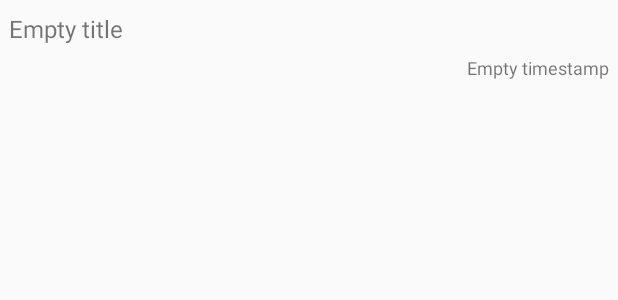
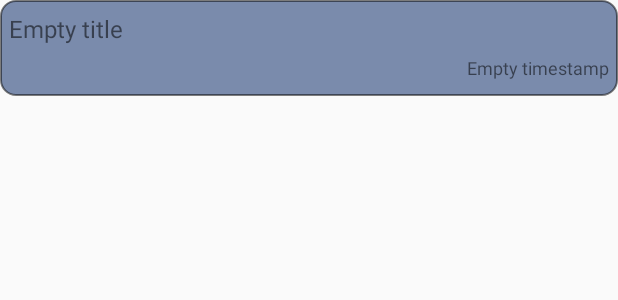
Before and after one commit to ShawnDuan/simpleTodo, an Android app: the layout listed_item.xml on its own in the app's theme, with its tools: preview values and no code run, on a phone screen of 412 x 824 dp. Shown: the top 300 px of the screen. Run offline under Robolectric (Android 15) with nearby library versions, the phone set to English and light mode, and no system bars.

Commit message:
Updated README. And did some style/color changes.

```diff
--- /dev/null
+++ b/app/src/main/res/drawable/bg_rectangle.xml
@@ -0,0 +1,9 @@
+<?xml version="1.0" encoding="utf-8"?>
+<shape xmlns:android="http://schemas.android.com/apk/res/android"
+       android:shape="rectangle">
+    <solid android:color="@color/customize_Verylight" />
+    <corners android:radius="10dp"/>
+    <stroke
+        android:width="1dp"
+        android:color="@color/black_50_percent"/>
+</shape>
--- a/app/src/main/res/layout/listed_item.xml
+++ b/app/src/main/res/layout/listed_item.xml
@@ -2,6 +2,7 @@
 <RelativeLayout xmlns:android="http://schemas.android.com/apk/res/android"
     android:layout_width="fill_parent"
     android:layout_height="?android:attr/listPreferredItemHeight"
+    android:background="@drawable/bg_rectangle"
     android:padding="6dip" >
 
     <TextView
--- a/app/src/main/res/values/colors.xml
+++ b/app/src/main/res/values/colors.xml
@@ -7,23 +7,19 @@
     <color name="colorPrimaryDark">#303F9F</color>
     <color name="colorAccent">#FF4081</color>
 
-    <color name="list_selector_color">#99016a96</color>
-
-    <color name="wait_color">#000000</color>
+    <!--http://paletton.com/#uid=13J0u0kl2lDaqwMfIqYqogivKaW-->
+    <color name="customize_Primary">#2F4673</color>
+    <color name="customize_Dark">#06183A</color>
+    <color name="customize_Light">#50658F</color>
+    <color name="customize_Verylight">#7A8BAC</color>
+    <color name="customize_Highlight">#162C57</color>
 
     <color name="yellow">#FFFF00</color>
     <color name="orange">#FFA500</color>
     <color name="red">#FF0000</color>
     <color name="purple">#800080</color>
-
-    <color name="green_light">#B9F6CA</color>
-    <color name="green">#00E676</color>
-    <color name="green_dark">#00C853</color>
-
-    <color name="blue_dark">#1267c0</color>
-    <color name="blue">#3489e2</color>
-    <color name="blue_75_percent">#BF3489e2</color>
-
+    <color name="green">#008000</color>
+    <color name="blue">#0000FF</color>
     <color name="black">#000000</color>
     <color name="black_50_percent">#80000000</color>
     <color name="black_25_percent">#40000000</color>
--- a/app/src/main/res/values/styles.xml
+++ b/app/src/main/res/values/styles.xml
@@ -3,9 +3,9 @@
     <!-- Base application theme. -->
     <style name="AppTheme" parent="Theme.AppCompat.Light.DarkActionBar">
         <!-- Customize your theme here. -->
-        <item name="colorPrimary">@color/blue</item>
-        <item name="colorPrimaryDark">@color/blue_dark</item>
-        <item name="colorAccent">@color/highlight</item>
+        <item name="colorPrimary">@color/customize_Primary</item>
+        <item name="colorPrimaryDark">@color/customize_Dark</item>
+        <item name="colorAccent">@color/customize_Light</item>
     </style>
 
 </resources>
```
Also changed, not shown: app/src/main/java/com/shawn_duan/simpletodo/EditActivity.java (+8 -5 lines), app/src/main/java/com/shawn_duan/simpletodo/MainActivity.java (+15 -10 lines), app/src/main/java/com/shawn_duan/simpletodo/TodoListAdapter.java (+11 -1 lines), 1 other file.
